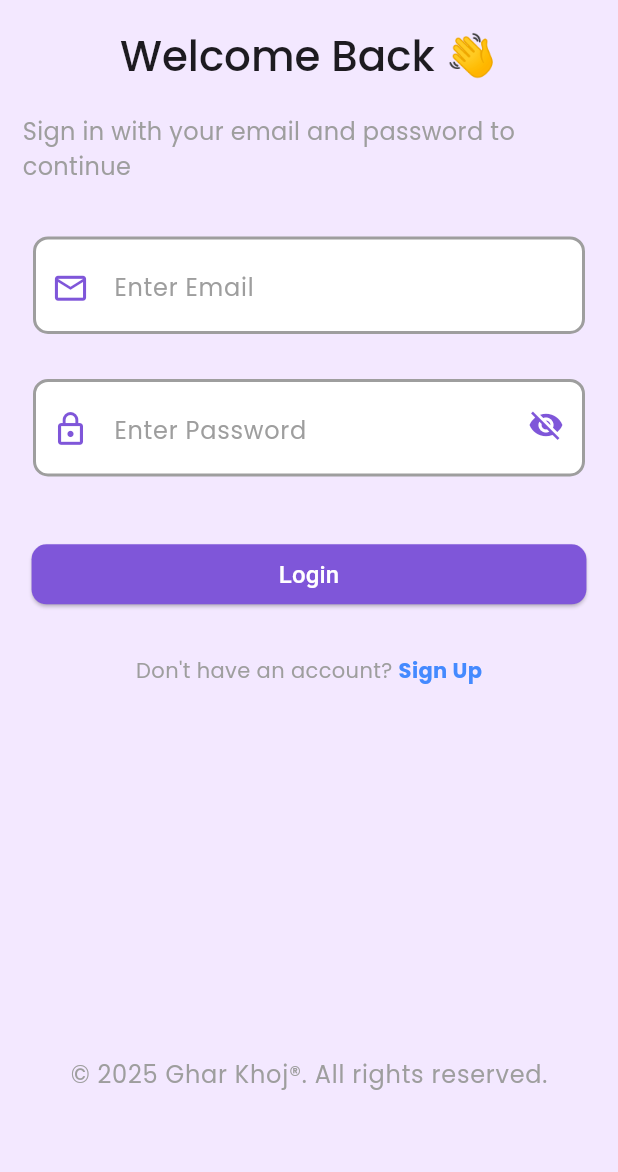
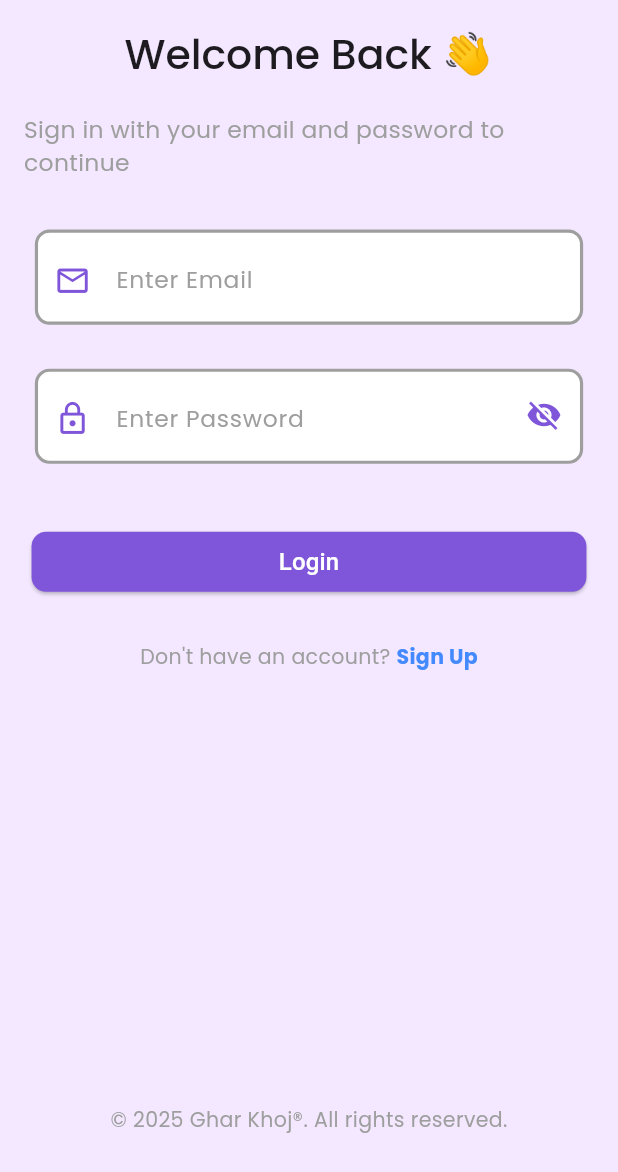
Before and after one commit to Pratik-Kattel/Ghar-khoj, a Flutter app: the screen it shows after launch, after a tap on "Skip", on a phone screen of 412 x 824 dp. Shown: the top 1172 px of the screen. Run offline on Flutter 3.47's test engine with Material 3 defaults, Android fonts, the phone set to English and light mode, and no system bars; our stand-ins replace animated_splash_screen, dio, equatable, flutter_bloc, flutter_screenutil, google_fonts and 2 more.

Commit message:
Applied screenutil in login page to make it responsive

```diff
--- a/frontend/lib/features/auth/screens/login/login_screen.dart
+++ b/frontend/lib/features/auth/screens/login/login_screen.dart
@@ -6,6 +6,7 @@ import '../../bloc/login/login_event.dart';
 import '../../../../widgets/custom_button.dart';
 import '../../../../widgets/custom_textfield.dart';
 import 'package:frontend/themes/app_themes.dart';
+import 'package:flutter_screenutil/flutter_screenutil.dart';
 
 class LoginScreen extends StatefulWidget {
   const LoginScreen({super.key});
@@ -40,7 +41,7 @@ class _LoginScreenState extends State<LoginScreen> {
         title: const Text("Welcome Back 👋"),
         elevation: 0,
         centerTitle: true,
-        toolbarHeight: 75,
+        toolbarHeight: 75.h,
         backgroundColor: Colors.transparent,
       ),
       backgroundColor: const Color(0xFFF3E8FF),
@@ -84,19 +85,19 @@ class _LoginScreenState extends State<LoginScreen> {
               Column(
                 crossAxisAlignment: CrossAxisAlignment.center,
                 children: [
-                 SizedBox(height: height*0.002),
+                 SizedBox(height: 0.002.sh),
                    Padding(
-                    padding: EdgeInsets.symmetric(horizontal: 15),
+                    padding: EdgeInsets.symmetric(horizontal: 15.w),
                     child: Text(
                       "Sign in with your email and password to continue",
-                      style: TextStyle(fontSize: 16),
+                      style: TextStyle(fontSize: 16.sp),
                     ),
                   ),
-                  const SizedBox(height: 35),
+                   SizedBox(height: 35.h),
 
                   // Email field
                   Padding(
-                    padding: const EdgeInsets.symmetric(horizontal: 12),
+                    padding: EdgeInsets.symmetric(horizontal: 12.w),
                     child: CustomTextField.textField(
                       containerMargin: 10,
                       contentPadding: 20,
@@ -109,7 +110,7 @@ class _LoginScreenState extends State<LoginScreen> {
                                 : AppColors.grey),
                       focus: emailFocus,
                       controller: emailController,
-                      prefixIcon: const Icon(Icons.email_outlined,color:AppColors.primary,size: 25,),
+                      prefixIcon:  Icon(Icons.email_outlined,color:AppColors.primary,size: 25.sp,),
                       errorMessage: state.emailError, Validator: (value) {
                         if(value==null || value.isEmpty){
                           return "Email should not be empty";
@@ -120,11 +121,11 @@ class _LoginScreenState extends State<LoginScreen> {
                     },
                     ),
                   ),
-                  const SizedBox(height: 30),
+                 SizedBox(height: 30.h),
 
                   // Password field
                   Padding(
-                    padding: const EdgeInsets.symmetric(horizontal: 12),
+                    padding:  EdgeInsets.symmetric(horizontal: 12.w),
                     child: CustomTextField.textField(
                       containerMargin: 10,
                       iconPadding: 10,
@@ -137,9 +138,9 @@ class _LoginScreenState extends State<LoginScreen> {
                                 : AppColors.grey),
                       focus: passwordFocus,
                       controller: passwordController,
-                      prefixIcon: Icon(Icons.lock_outline,color: AppColors.primary,size: 25,),
+                      prefixIcon: Icon(Icons.lock_outline,color: AppColors.primary,size: 25.sp,),
                       errorMessage: state.passwordError,
-                      suffixIcon: Padding(padding: EdgeInsetsGeometry.only(top: 5),child:
+                      suffixIcon: Padding(padding: EdgeInsetsGeometry.only(top: 5.h),child:
                         IconButton(
                           color: AppColors.primary,
                         onPressed: () {
@@ -171,10 +172,10 @@ class _LoginScreenState extends State<LoginScreen> {
                     ),
                   ),
 
-                   SizedBox(height: height*0.05),
+                   SizedBox(height: 0.05.sh),
 
                     CustomButton.button(
-                      padding: EdgeInsetsGeometry.symmetric(horizontal: width*0.4),
+                      padding: EdgeInsetsGeometry.symmetric(horizontal: 0.4.sw),
                       texts: "Login",
                       context: context,
                       onPressed: () {
@@ -190,7 +191,7 @@ class _LoginScreenState extends State<LoginScreen> {
                       },
                     ),
 
-                  const SizedBox(height: 30),
+                   SizedBox(height: 30.h),
 
                   // Signup Navigation
                   Row(
@@ -211,14 +212,11 @@ class _LoginScreenState extends State<LoginScreen> {
                       ),
                     ],
                   ),
-                  SizedBox(height: height*0.3),
-                  Align(
-                    alignment: Alignment.center,
-                    child: Text(
+                  SizedBox(height: 0.35.sh),
+                     Text(
                       "© 2025 Ghar Khoj®. All rights reserved.",
-                      style: Theme.of(context).textTheme.bodyLarge,
+                      style: Theme.of(context).textTheme.bodyMedium,
                     ),
-                  ),
                 ],
               ),
               )
--- a/frontend/lib/main.dart
+++ b/frontend/lib/main.dart
@@ -30,11 +30,15 @@ class myApp extends StatelessWidget {
   Widget build(BuildContext context) {
     return ScreenUtilInit(
         designSize: Size(390, 844),
+      splitScreenMode: true,
+      minTextAdapt: true,
       builder: (context,child)=>MaterialApp(
       debugShowCheckedModeBanner: false,
       theme: AppThemes.purpleTheme,
       routes: AppRoutes.routes,
       home: SplashScreen(),
+    )
     );
   }
+
 }
--- a/frontend/lib/themes/app_themes.dart
+++ b/frontend/lib/themes/app_themes.dart
@@ -1,7 +1,7 @@
 import 'dart:ui';
 import 'package:flutter/material.dart';
 import 'package:google_fonts/google_fonts.dart';
-
+import 'package:flutter_screenutil/flutter_screenutil.dart';
 ///This class represents the themes that will be used in the overall app
 
 class AppColors{
@@ -26,25 +26,25 @@ class AppThemes{
       scaffoldBackgroundColor: Colors.white,
       textTheme: TextTheme(
           titleMedium: GoogleFonts.poppins(
-            fontSize: FontSizes.medium,
+            fontSize: FontSizes.medium.sp,
             color: Colors.black,
           ),
           titleLarge: GoogleFonts.poppins(
-            fontSize: FontSizes.large,
+            fontSize: FontSizes.large.sp,
             color: Colors.black,
             fontWeight: FontWeight.w500
 
           ),
           bodySmall: GoogleFonts.poppins(
-            fontSize: FontSizes.standardUP,
+            fontSize: FontSizes.standardUP.sp,
             color: Colors.black,
           ),
           bodyMedium: GoogleFonts.poppins(
-            fontSize: FontSizes.standard,
+            fontSize: FontSizes.standard.sp,
             color: AppColors.grey,
           ),
           bodyLarge: GoogleFonts.poppins(
-            fontSize: FontSizes.standardUP,
+            fontSize: FontSizes.standardUP.sp,
             color: AppColors.grey,
           ),
       )
--- a/frontend/lib/widgets/custom_button.dart
+++ b/frontend/lib/widgets/custom_button.dart
@@ -1,16 +1,18 @@
 import 'package:flutter/material.dart';
 import 'package:frontend/themes/app_themes.dart';
 import 'package:flutter/cupertino.dart';
+import 'package:flutter_screenutil/flutter_screenutil.dart';
+
 
 class CustomButton{
  static Widget button({required texts,required VoidCallback? onPressed,required BuildContext context,required EdgeInsetsGeometry padding}){
     return ElevatedButton(
         style: ElevatedButton.styleFrom(
           shape: RoundedRectangleBorder(
-            borderRadius: BorderRadius.circular(10),
+            borderRadius: BorderRadius.circular(10.r),
           ),
           backgroundColor: AppColors.primary,
-          padding: padding,
+          padding: padding
         ),
         onPressed: onPressed, child: Text(texts,style:TextStyle(
       fontSize: FontSizes.standardUP,
--- a/frontend/lib/widgets/custom_snackbar.dart
+++ b/frontend/lib/widgets/custom_snackbar.dart
@@ -1,5 +1,6 @@
 import 'package:flutter/material.dart';
 import 'package:frontend/themes/app_themes.dart';
+import 'package:flutter_screenutil/flutter_screenutil.dart';
 
 class CustomSnackBar{
   static SnackBar buildSnackBar({
@@ -15,7 +16,7 @@ class CustomSnackBar{
       children: [
         Icon(icon,color: iconColor,),
         SizedBox(
-          width:5,
+          width:5.w,
         ),
         Expanded(child: Text(message,style: TextStyle(
           color: messageColor
@@ -26,7 +27,7 @@ class CustomSnackBar{
     behavior: SnackBarBehavior.fixed,
     shape: RoundedSuperellipseBorder(
       side: BorderSide(
-        width: 0.1
+        width: 0.1.w
       )
     ),
     duration: Duration(seconds: 4),
--- a/frontend/lib/widgets/custom_textfield.dart
+++ b/frontend/lib/widgets/custom_textfield.dart
@@ -1,6 +1,7 @@
 import 'package:flutter/cupertino.dart';
 import 'package:flutter/material.dart';
 import 'package:frontend/themes/app_themes.dart';
+import 'package:flutter_screenutil/flutter_screenutil.dart';
 
 class CustomTextField {
   static Widget textField({required String hintText,
@@ -17,14 +18,14 @@ class CustomTextField {
     Widget? suffixIcon
   }) {
     return Container(
-      margin: EdgeInsetsGeometry.symmetric(horizontal: 10),
+      margin: EdgeInsetsGeometry.symmetric(horizontal: 10.w),
       decoration: BoxDecoration(
-        border: BoxBorder.all(color: borderColor, width: 2),
-        borderRadius: BorderRadius.all(Radius.circular(10)),
+        border: BoxBorder.all(color: borderColor, width: 2.w),
+        borderRadius: BorderRadius.all(Radius.circular(10.r)),
         color: Colors.white,
       ),
-      height: 65,
-      width: double.infinity,
+      height: 65.h,
+      width: double.infinity.w,
       child: TextFormField(
         obscureText: obSecureText,
         validator: Validator,
@@ -34,14 +35,14 @@ class CustomTextField {
           border: InputBorder.none,
           hintText: hintText,
           errorText: errorMessage,
-          contentPadding: EdgeInsetsGeometry.only(top: contentPadding,),
+          contentPadding: EdgeInsetsGeometry.only(top: contentPadding.h,),
           hintStyle: TextStyle(
-            fontSize: FontSizes.standardUP,
+            fontSize: FontSizes.standardUP.sp,
             color: AppColors.grey,
           ),
           suffixIcon: suffixIcon,
           prefixIcon: Padding(
-            padding: EdgeInsetsGeometry.only(right:2,top: iconPadding),
+            padding: EdgeInsetsGeometry.only(right:2.w,top: iconPadding.h),
             child: prefixIcon,
           ),
         ),
```
Also changed, not shown: frontend/pubspec.lock.
